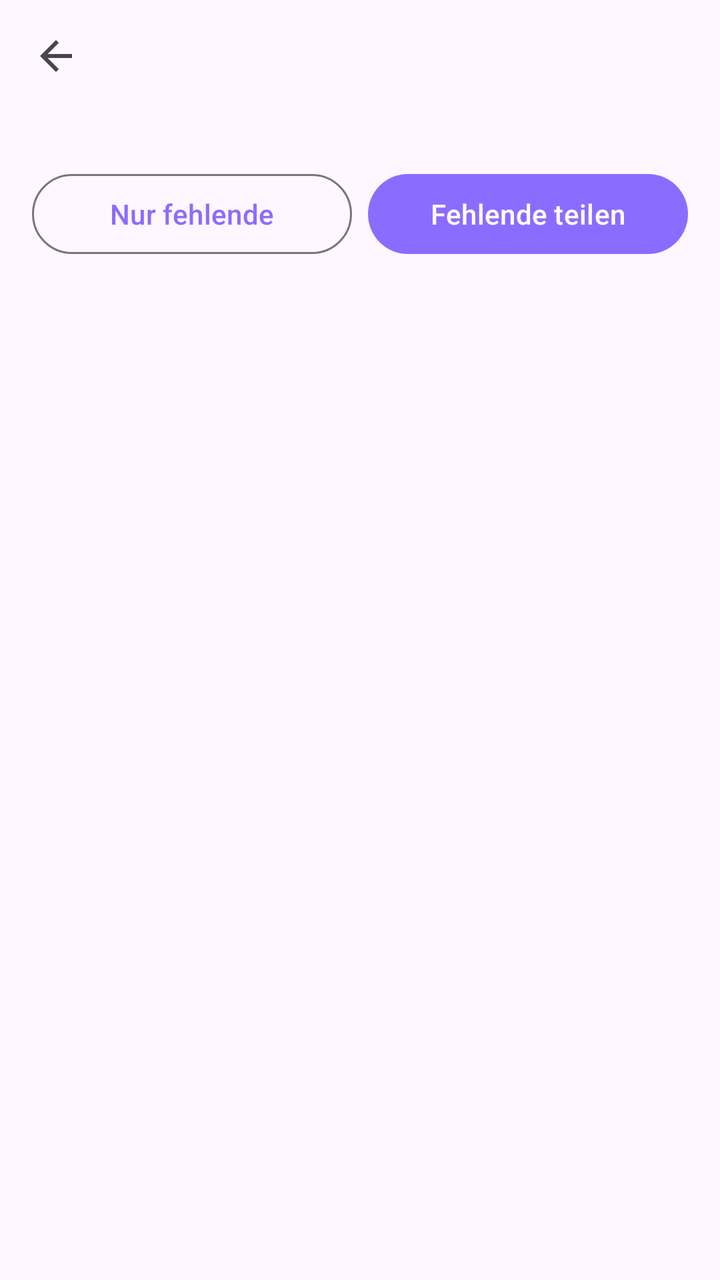
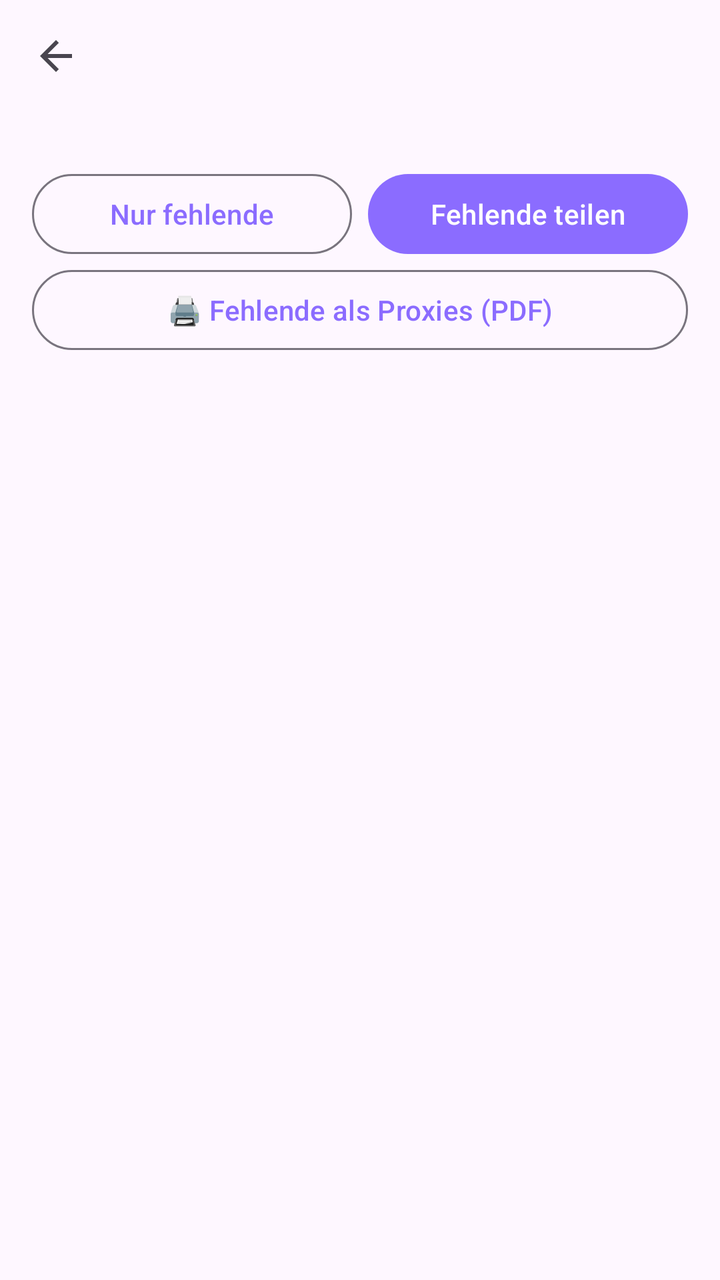

Screens rendered from an Android XML layout before and after an edit, with the pre-edit source and the edit as a unified diff.
<!-- AndroidManifest.xml: application theme Theme.MTGCards -->
<!-- res/layout/activity_deck.xml -->
<?xml version="1.0" encoding="utf-8"?>
<LinearLayout xmlns:android="http://schemas.android.com/apk/res/android"
    android:layout_width="match_parent"
    android:layout_height="match_parent"
    android:orientation="vertical">

    <LinearLayout
        android:layout_width="match_parent"
        android:layout_height="56dp"
        android:gravity="center_vertical"
        android:orientation="horizontal"
        android:paddingHorizontal="4dp">

        <ImageButton
            android:id="@+id/deckBack"
            android:layout_width="48dp"
            android:layout_height="48dp"
            android:background="?attr/selectableItemBackgroundBorderless"
            android:contentDescription="Zurück"
            android:src="@drawable/ic_back" />

        <TextView
            android:id="@+id/deckTitle"
            android:layout_width="0dp"
            android:layout_height="wrap_content"
            android:layout_weight="1"
            android:ellipsize="end"
            android:maxLines="1"
            android:textSize="20sp"
            android:textStyle="bold" />
    </LinearLayout>

    <ScrollView
        android:layout_width="match_parent"
        android:layout_height="match_parent">

        <LinearLayout
            android:layout_width="match_parent"
            android:layout_height="wrap_content"
            android:orientation="vertical"
            android:paddingHorizontal="16dp"
            android:paddingBottom="24dp">

            <TextView
                android:id="@+id/deckSummary"
                android:layout_width="match_parent"
                android:layout_height="wrap_content" />

            <LinearLayout
                android:layout_width="match_parent"
                android:layout_height="wrap_content"
                android:layout_marginTop="8dp"
                android:orientation="horizontal">

                <Button
                    android:id="@+id/deckFilter"
                    style="@style/Widget.Material3.Button.OutlinedButton"
                    android:layout_width="0dp"
                    android:layout_height="wrap_content"
                    android:layout_weight="1"
                    android:text="Nur fehlende" />

                <Button
                    android:id="@+id/deckShare"
                    android:layout_width="0dp"
                    android:layout_height="wrap_content"
                    android:layout_marginStart="8dp"
                    android:layout_weight="1"
                    android:text="Fehlende teilen" />
            </LinearLayout>

            <LinearLayout
                android:id="@+id/deckCards"
                android:layout_width="match_parent"
                android:layout_height="wrap_content"
                android:orientation="vertical" />
        </LinearLayout>
    </ScrollView>
</LinearLayout>
<!-- resources referenced by this layout -->
<resources>
  <!-- drawable ic_back (drawable) -->
  <vector xmlns:android="http://schemas.android.com/apk/res/android"
      android:width="24dp" android:height="24dp" android:viewportWidth="24" android:viewportHeight="24"
      android:tint="?attr/colorControlNormal">
      <path android:fillColor="@android:color/white" android:pathData="M20,11H7.83l5.59,-5.59L12,4l-8,8 8,8 1.41,-1.41L7.83,13H20v-2z" />
  </vector>
  <style name="Theme.MTGCards" parent="Theme.Material3.DayNight.NoActionBar">
          <item name="colorPrimary">@color/accent</item>
          <item name="colorSecondary">@color/gold</item>
          <item name="colorPrimaryContainer">@color/accent</item>
          <item name="colorOnPrimaryContainer">#FFFFFF</item>
      </style>
  <color name="accent">#8B6CFF</color>
  <color name="gold">#E2A03F</color>
</resources>

<!-- the commit's change to res/layout/activity_deck.xml (unified diff, before → after) -->
@@ -69,6 +69,13 @@
                     android:text="Fehlende teilen" />
             </LinearLayout>
 
+            <Button
+                android:id="@+id/deckProxies"
+                style="@style/Widget.Material3.Button.OutlinedButton"
+                android:layout_width="match_parent"
+                android:layout_height="wrap_content"
+                android:text="🖨 Fehlende als Proxies (PDF)" />
+
             <LinearLayout
                 android:id="@+id/deckCards"
                 android:layout_width="match_parent"
